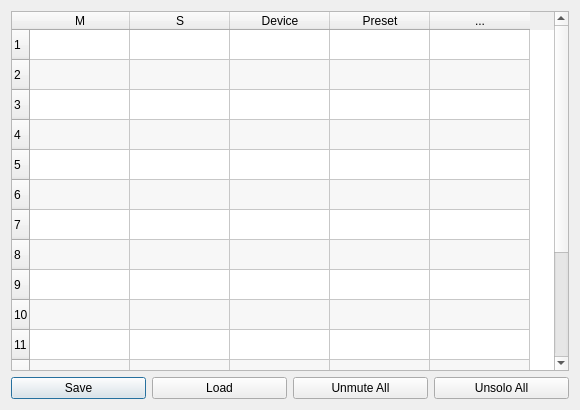
Before: the Qt Designer form qmidiplayer-desktop/qmpchannelswindow.ui in chirs241097/QMidiPlayer, drawn with Qt 5.
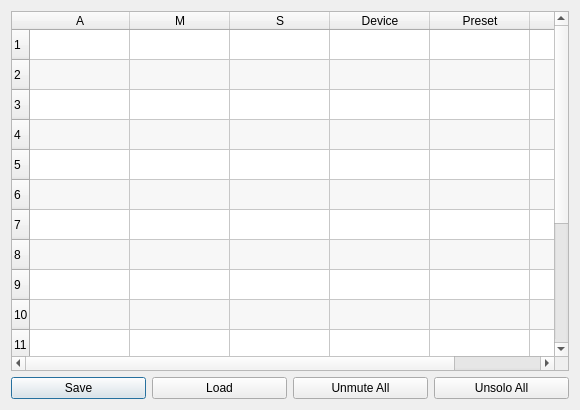
After: the same form once the commit is applied.

What changed in the file:
```diff
--- a/qmidiplayer-desktop/qmpchannelswindow.ui
+++ b/qmidiplayer-desktop/qmpchannelswindow.ui
@@ -49,7 +49,7 @@
         <number>16</number>
        </property>
        <property name="columnCount">
-        <number>5</number>
+        <number>6</number>
        </property>
        <row/>
        <row/>
@@ -67,6 +67,11 @@
        <row/>
        <row/>
        <row/>
+       <column>
+        <property name="text">
+         <string>A</string>
+        </property>
+       </column>
        <column>
         <property name="text">
          <string>M</string>
@@ -92,7 +97,7 @@
          <string>...</string>
         </property>
        </column>
-       <item row="0" column="0">
+       <item row="0" column="1">
         <property name="text">
          <string/>
         </property>
```
